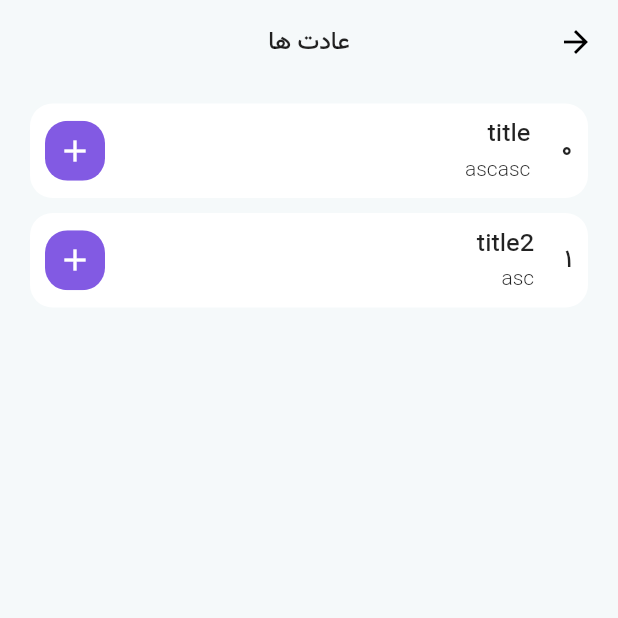
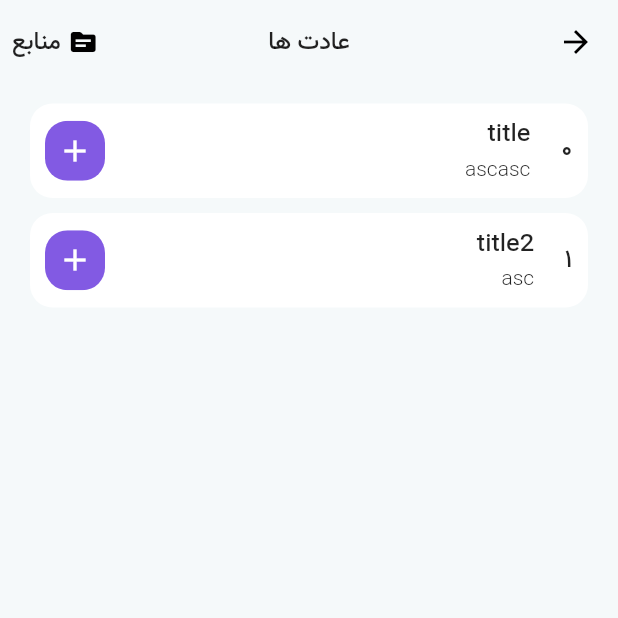
Before and after one commit to marbedi/Mesbah, a Flutter app: the AddHabitsListPage screen opened directly with sample values from the repository, on a phone screen of 412 x 824 dp, the top half of it. Run offline on Flutter 3.47's test engine with Material 2 defaults, Android fonts, the phone set to English and light mode, and no system bars; our stand-ins replace bloc, curved_navigation_bar, dartz, easy_localization, equatable, flutter_animate and 15 more; missing offline and left inert: persian_datetime_picker; accounts and stored records are empty; statements that could not run were skipped.

Commit message:
implement habit source page

```diff
--- a/assets/translations/fa-IR.json
+++ b/assets/translations/fa-IR.json
@@ -81,7 +81,10 @@
     "completed":"انجام شده",
     "empty_my_habit_list_message":"عادتی یافت نشد",
     "target":"هدف",
-    "current_step":"قدم فعلی"
+    "current_step":"قدم فعلی",
+    "sources":"منابع",
+    "habit_sources":"منابع عادت",
+    "source_not_found":"منبعی یافت نشد"
 
 
 
--- a/lib/common/navigation/navigation_flow.dart
+++ b/lib/common/navigation/navigation_flow.dart
@@ -27,4 +27,8 @@ class NavigationFlow {
   static toHabitInfo(HabitEntity habit) async {
     return await router.push('/habit_info', extra: habit);
   }
+
+  static toHabitSources(CategoryEntity c) async {
+    return await router.push('/habit_sources', extra: c);
+  }
 }
--- a/lib/common/utils/constants.dart
+++ b/lib/common/utils/constants.dart
@@ -3,6 +3,7 @@ import 'dart:math';
 import 'package:easy_localization/easy_localization.dart';
 import 'package:flutter/material.dart';
 import 'package:habit_tracker_moshtari/features/habit/domain/entities/category_entity.dart';
+import 'package:habit_tracker_moshtari/features/habit/domain/entities/habit_source.dart';
 
 import '../../features/habit/domain/entities/habit_entity.dart';
 import '../../features/habit/domain/entities/reminder.dart';
@@ -77,6 +78,30 @@ class Constants {
       //     goalType: GoalType.integer, totalStep: 20, unit: 'km'),
       // agar goal nadard niaz be neveshtan nist
     ),
+  ];
+
+  static final habitSources = [
+    HabitSource(
+        link: 'http://www.google.com',
+        type: HabitSourceTypes.book,
+        desc:
+            'توضیحات توضیحات توضیحات توضیحات توضیحاتتوضیحاتتوضیحاتتوضیحات توضیحات توضیحات',
+        title: 'کتاب مثال',
+        categoryId: _sleepId),
+    HabitSource(
+        link: 'http://www.google.com',
+        type: HabitSourceTypes.site,
+        desc:
+            'توضیحات توضیحات توضیحات توضیحات توضیحاتتوضیحاتتوضیحاتتوضیحات توضیحات توضیحات',
+        title: 'سایت مثال',
+        categoryId: _sleepId),
+    HabitSource(
+        link: 'http://www.google.com',
+        desc:
+            'توضیحات توضیحات توضیحات توضیحات توضیحاتتوضیحاتتوضیحاتتوضیحات توضیحات توضیحات',
+        type: HabitSourceTypes.software,
+        title: 'برنامه مثال',
+        categoryId: _sleepId),
   ];
   static final categoryList = [
     CategoryEntity(
--- /dev/null
+++ b/lib/features/habit/domain/entities/habit_source.dart
@@ -0,0 +1,17 @@
+class HabitSource {
+  final String link;
+  final HabitSourceTypes type;
+  final String title;
+  final String desc;
+
+  final String categoryId;
+
+  HabitSource(
+      {required this.link,
+      required this.type,
+      required this.desc,
+      required this.title,
+      required this.categoryId});
+}
+
+enum HabitSourceTypes { book, site, software }
--- a/lib/features/habit/presentation/pages/add_habits_list_page.dart
+++ b/lib/features/habit/presentation/pages/add_habits_list_page.dart
@@ -24,6 +24,37 @@ class AddHabitsListPage extends StatelessWidget {
                 Icons.arrow_back,
                 color: context.colorScheme.onBackground,
               )),
+          actions: [
+            Padding(
+              padding: const EdgeInsets.only(
+                left: 8.0,
+                top: 5,
+                bottom: 5,
+              ),
+              child: InkWell(
+                onTap: () {
+                  NavigationFlow.toHabitSources(c);
+                },
+                child: Row(
+                  mainAxisAlignment: MainAxisAlignment.center,
+                  children: [
+                    Icon(
+                      Icons.source_rounded,
+                      color: context.colorScheme.onBackground,
+                      size: 20,
+                    ),
+                    const SizedBox(
+                      width: 5,
+                    ),
+                    Text(
+                      'sources'.tr(),
+                      style: context.textTheme.labelMedium,
+                    )
+                  ],
+                ),
+              ),
+            ),
+          ],
           elevation: 0,
           backgroundColor: Colors.transparent,
           title: Text(
--- a/lib/router/router.dart
+++ b/lib/router/router.dart
@@ -4,6 +4,7 @@ import 'package:habit_tracker_moshtari/features/habit/domain/entities/habit_enti
 import 'package:habit_tracker_moshtari/features/habit/presentation/pages/add_habits_list_page.dart';
 import 'package:habit_tracker_moshtari/features/habit/presentation/pages/create_habit_page.dart';
 import 'package:habit_tracker_moshtari/features/habit/presentation/pages/habit_info_page.dart';
+import 'package:habit_tracker_moshtari/features/habit/presentation/pages/habit_sources_page.dart';
 import 'package:habit_tracker_moshtari/features/home/presentation/pages/home_page.dart';
 import 'package:habit_tracker_moshtari/features/onboarding/pages/onboarding_page.dart';
 
@@ -43,5 +44,11 @@ final router = GoRouter(
         habit: state.extra as HabitEntity,
       ),
     ),
+    GoRoute(
+      path: '/habit_sources',
+      builder: (context, state) => HabitSourcesPage(
+        c: state.extra as CategoryEntity,
+      ),
+    ),
   ],
 );
--- a/pubspec.yaml
+++ b/pubspec.yaml
@@ -66,6 +66,7 @@ dependencies:
   hive: ^2.2.3
   hive_flutter: ^1.1.0
   table_calendar: ^3.0.9
+  url_launcher: ^6.1.11
 
 dev_dependencies:
   flutter_test:
```
Also changed, not shown: lib/features/habit/presentation/pages/habit_sources_page.dart (added, +135 -0 lines), pubspec.lock, 5 other files.
